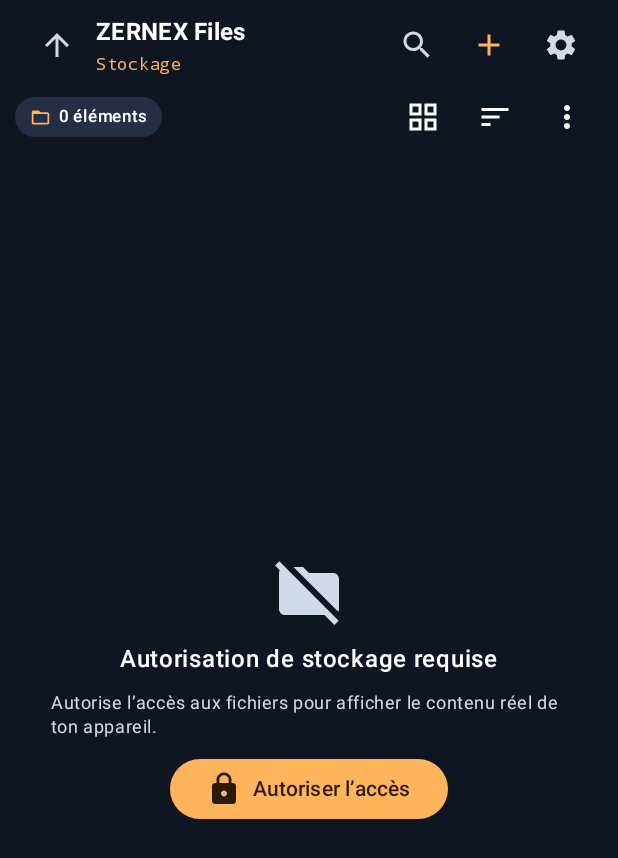
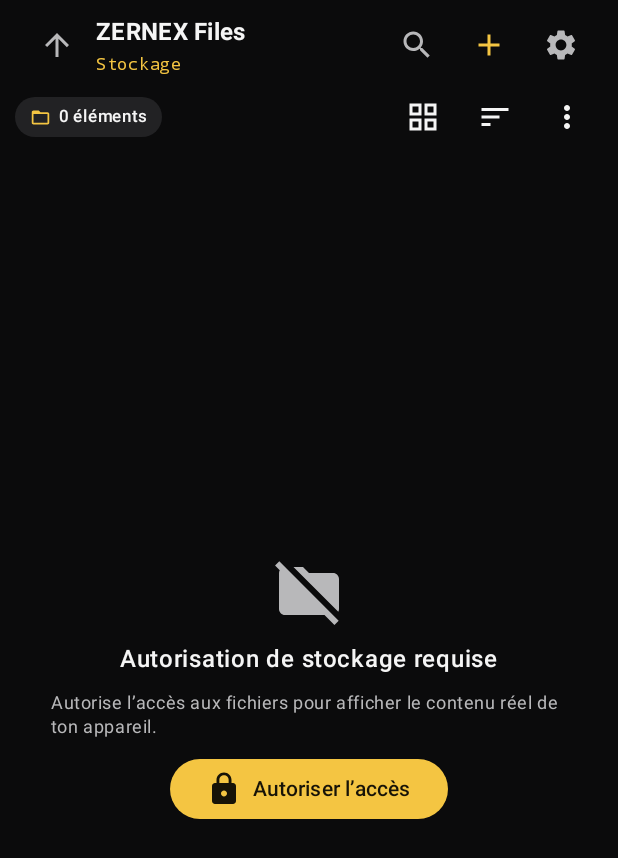
Before and after one commit to Ablamvi/Zernex-files, an Android app built with Jetpack Compose: the screen it shows after launch (MainActivity), on a phone screen of 412 x 824 dp. Shown: the top 858 px of the screen. Run offline under Robolectric (Android 15) with nearby library versions, the phone set to English and light mode, and no system bars; libraries missing offline, so code that uses them is left out: net.lingala.zip4j, org.apache.commons, org.bouncycastle.jce; 2 statements that could not run were skipped.

Commit message:
Design 2.0: strict monochrome and three accent theme

```diff
--- a/app/src/main/java/com/zernex/files/MainActivity.kt
+++ b/app/src/main/java/com/zernex/files/MainActivity.kt
@@ -9,19 +9,23 @@ import androidx.compose.ui.graphics.Color
 import androidx.compose.runtime.CompositionLocalProvider
 import androidx.compose.material3.LocalContentColor
 
-/** Palette principale : surfaces bleu nuit, accents chauds et couleurs de fichiers. */
+/**
+ * ZERNEX Files 2.0 visual contract:
+ * near-black / graphite surfaces, white text, and exactly three semantic accents.
+ */
 internal object ZernexPalette {
-    val background = Color(0xFF101522)
-    val surface = Color(0xFF192235)
-    val surfaceVariant = Color(0xFF242F45)
-    val primary = Color(0xFFFFB45C)
-    val secondary = Color(0xFF45D1C1)
-    val tertiary = Color(0xFF9A8CFF)
-    val blue = Color(0xFF68B9FF)
-    val green = Color(0xFF62D49A)
-    val red = Color(0xFFFF7185)
-    val text = Color(0xFFFFFFFF)
-    val muted = Color(0xFFD0DAEA)
+    val background = Color(0xFF0B0B0C)
+    val surface = Color(0xFF151516)
+    val surfaceVariant = Color(0xFF222224)
+    val primary = Color(0xFFF4C542)   // yellow: primary action / focus
+    val secondary = Color(0xFF38C978) // green: documents / success
+    val tertiary = Color(0xFFE34D4D)  // red: media / destructive / warning
+    val yellow = Color(0xFFF4C542)
+    val green = Color(0xFF38C978)
+    val red = Color(0xFFE34D4D)
+    val text = Color(0xFFF5F5F5)
+    val muted = Color(0xFFB8B8BA)
+    val divider = Color(0xFF343437)
 }
 
 class MainActivity : ComponentActivity() {
@@ -31,31 +35,32 @@ class MainActivity : ComponentActivity() {
             MaterialTheme(
                 colorScheme = darkColorScheme(
                     primary = ZernexPalette.primary,
-                    onPrimary = Color(0xFF2B1A08),
-                    primaryContainer = Color(0xFF4C3219),
-                    onPrimaryContainer = Color(0xFFFFDDB8),
+                    onPrimary = Color(0xFF171307),
+                    primaryContainer = Color(0xFF3D310A),
+                    onPrimaryContainer = Color(0xFFFFE9A3),
                     secondary = ZernexPalette.secondary,
-                    onSecondary = Color(0xFF062B27),
-                    secondaryContainer = Color(0xFF123F3A),
-                    onSecondaryContainer = Color(0xFFB8FFF4),
+                    onSecondary = Color(0xFF06180D),
+                    secondaryContainer = Color(0xFF10331F),
+                    onSecondaryContainer = Color(0xFFB9F5D0),
                     tertiary = ZernexPalette.tertiary,
-                    onTertiary = Color(0xFF211A48),
+                    onTertiary = Color(0xFF210707),
+                    tertiaryContainer = Color(0xFF451414),
+                    onTertiaryContainer = Color(0xFFFFDAD7),
                     background = ZernexPalette.background,
                     surface = ZernexPalette.surface,
                     surfaceVariant = ZernexPalette.surfaceVariant,
                     onBackground = ZernexPalette.text,
                     onSurface = ZernexPalette.text,
                     onSurfaceVariant = ZernexPalette.muted,
-                    inverseSurface = Color(0xFFE7ECF5),
-                    inverseOnSurface = Color(0xFF182033),
+                    inverseSurface = Color(0xFFE7E7E8),
+                    inverseOnSurface = Color(0xFF171718),
                     surfaceTint = ZernexPalette.primary,
-                    outline = Color(0xFF53627B),
-                    outlineVariant = Color(0xFF344158),
+                    outline = Color(0xFF66666A),
+                    outlineVariant = ZernexPalette.divider,
                     error = ZernexPalette.red,
-                    onError = Color(0xFF3A0710)
+                    onError = Color(0xFF210707)
                 )
             ) {
-                // Texte par défaut clair : évite les libellés noirs hérités dans les composants personnalisés.
                 CompositionLocalProvider(LocalContentColor provides MaterialTheme.colorScheme.onSurface) {
                     AdvancedFileManagerScreen()
                 }
```
